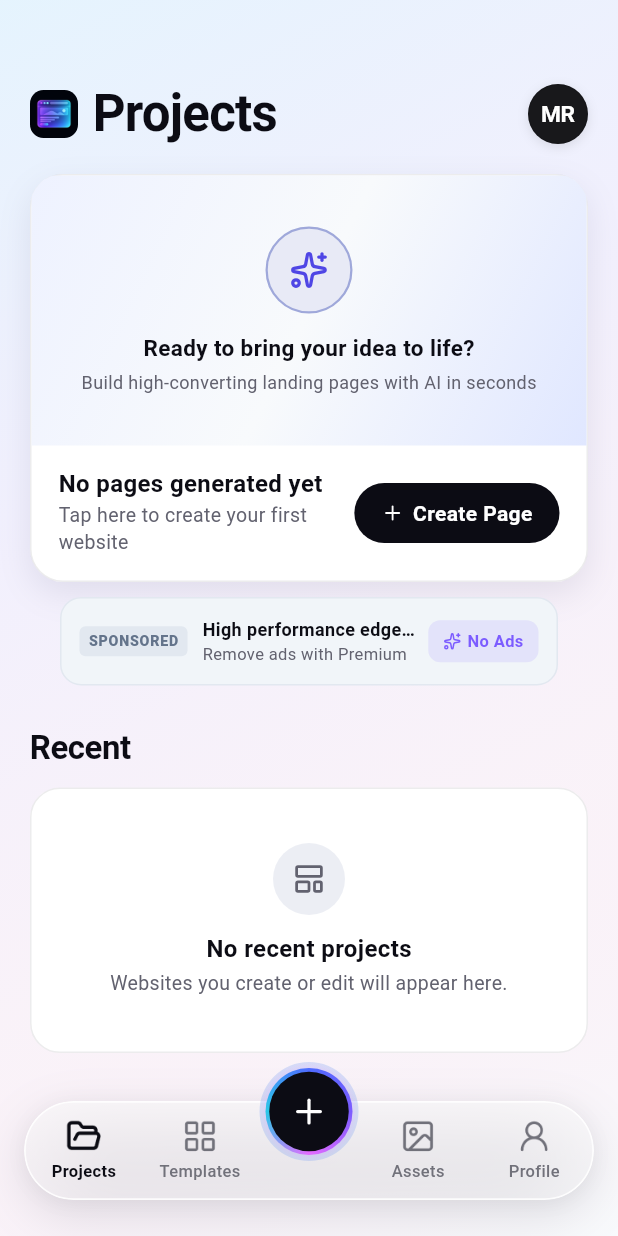
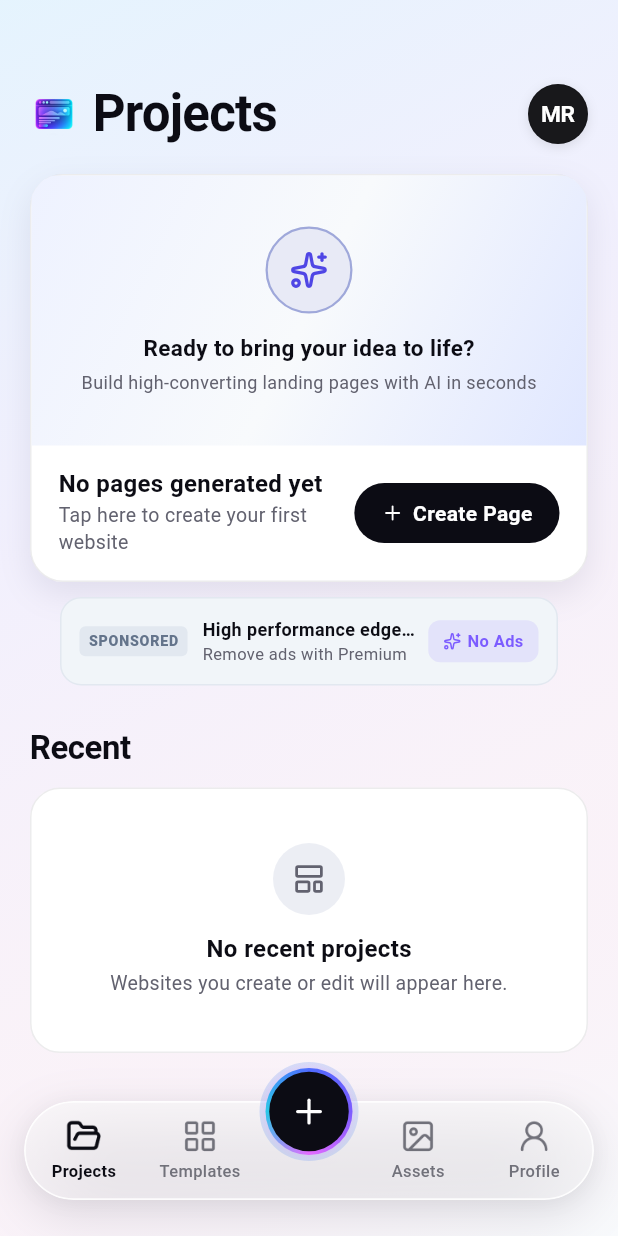
Before and after one commit to aymendouibi/ai-landing-page, a Flutter app: the DashboardScreen screen opened by its route, on a phone screen of 412 x 824 dp. Run offline on Flutter 3.47's test engine with Material 3 defaults, Android fonts, the phone set to English and light mode, and no system bars; drawn by our look-alikes of showcaseview; our stand-ins replace cached_network_image, firebase_core, get, google_sign_in, image_picker, lottie and 4 more; missing offline and left inert: flutter_stripe, purchases_flutter, purchases_ui_flutter, startapp_sdk; accounts and stored records are empty; network calls fail.

Commit message:
feat(branding): replace app logo with transparent background across mobile launcher, splash, and app icons

```diff
--- a/mobile/lib/features/dashboard/dashboard_screen.dart
+++ b/mobile/lib/features/dashboard/dashboard_screen.dart
@@ -121,14 +121,11 @@ class DashboardScreen extends StatelessWidget {
                   Expanded(
                     child: Row(
                       children: [
-                        ClipRRect(
-                          borderRadius: BorderRadius.circular(9),
-                          child: Image.asset(
-                            'assets/images/app_logo.png',
-                            width: 32,
-                            height: 32,
-                            fit: BoxFit.cover,
-                          ),
+                        Image.asset(
+                          'assets/images/app_logo.png',
+                          width: 32,
+                          height: 32,
+                          fit: BoxFit.contain,
                         ),
                         const SizedBox(width: 10),
                         Flexible(
```
Also changed, not shown: mobile/assets/images/app_logo.png, mobile/assets/images/app_logo_1024.png, mobile/assets/images/app_logo_small.png, 42 other files.
